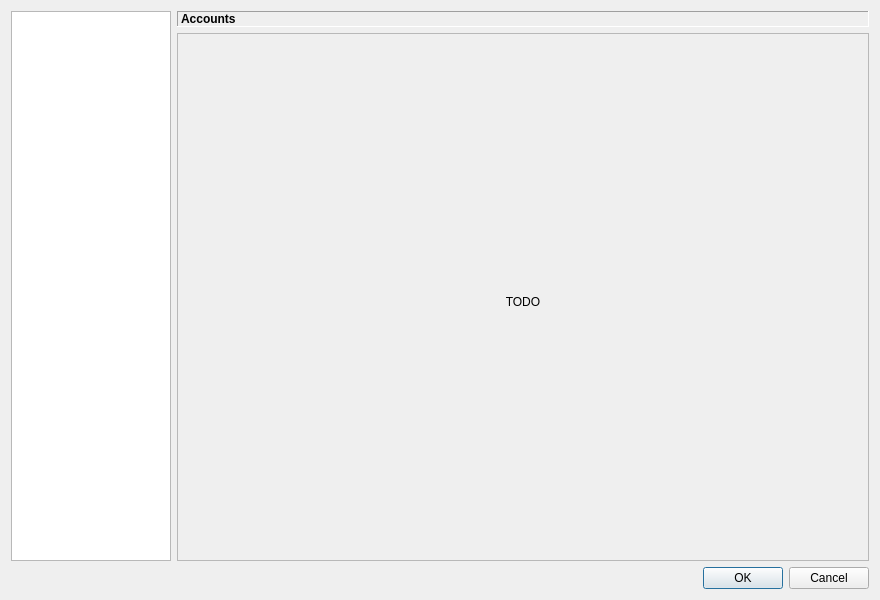
Before: the Qt Designer form src/gui/settings/settings_dialog.ui in erengy/taiga, drawn with Qt 5.
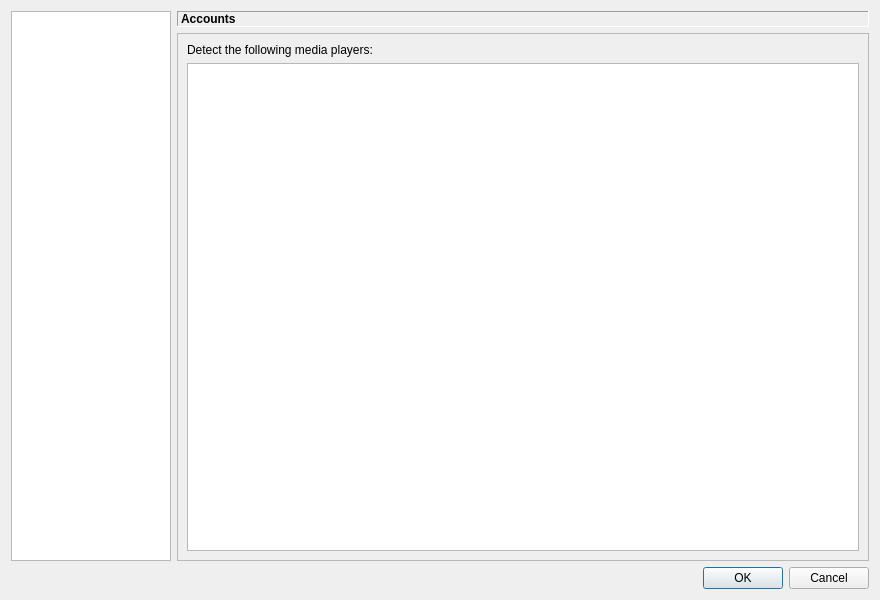
After: the same form once the commit is applied. The open tabs and pages were chosen to show the change.

Commit message: Add media players settings page

```diff
--- a/src/gui/settings/settings_dialog.ui
+++ b/src/gui/settings/settings_dialog.ui
@@ -359,6 +359,30 @@
            </item>
           </layout>
          </widget>
+         <widget class="QWidget" name="mediaPlayersPage">
+          <layout class="QVBoxLayout" name="verticalLayout_9">
+           <item>
+            <widget class="QLabel" name="mediaPlayersLabel">
+             <property name="text">
+              <string>Detect the following media players:</string>
+             </property>
+             <property name="buddy">
+              <cstring>mediaPlayersList</cstring>
+             </property>
+            </widget>
+           </item>
+           <item>
+            <widget class="QListWidget" name="mediaPlayersList">
+             <property name="alternatingRowColors">
+              <bool>true</bool>
+             </property>
+             <property name="selectionMode">
+              <enum>QAbstractItemView::NoSelection</enum>
+             </property>
+            </widget>
+           </item>
+          </layout>
+         </widget>
         </widget>
        </item>
       </layout>
```
The commit also changes 4 other files.
